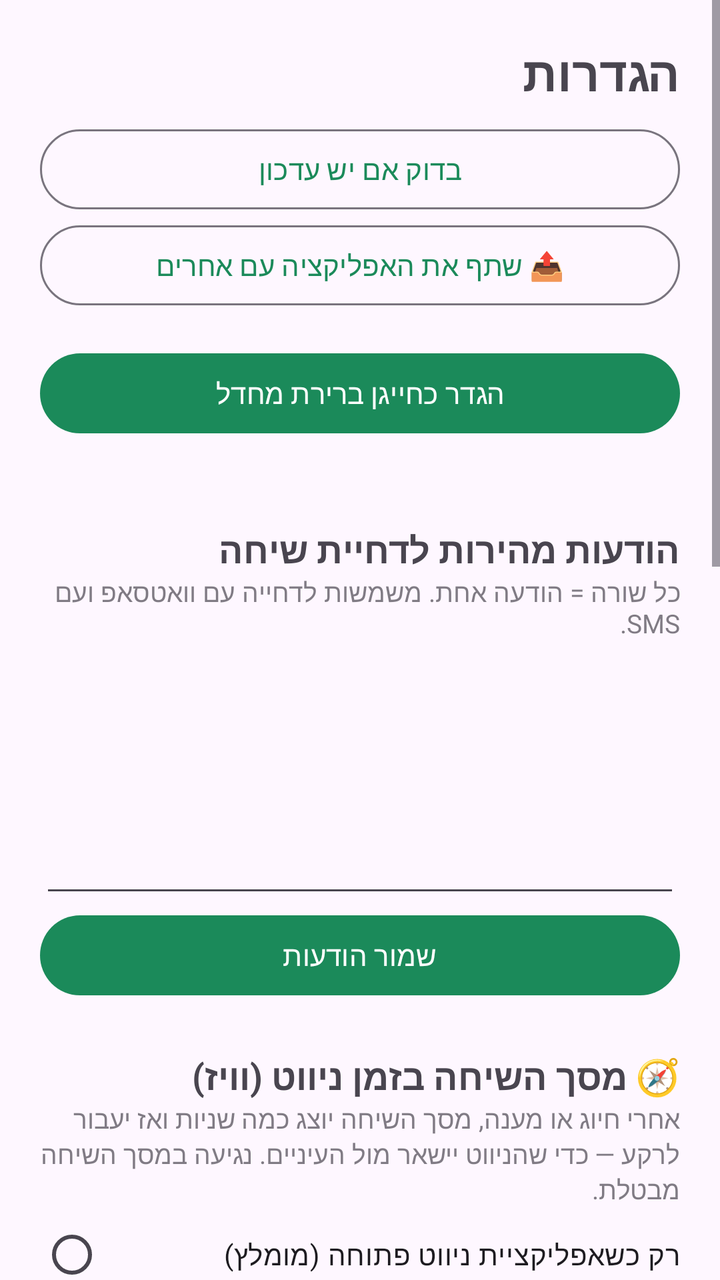
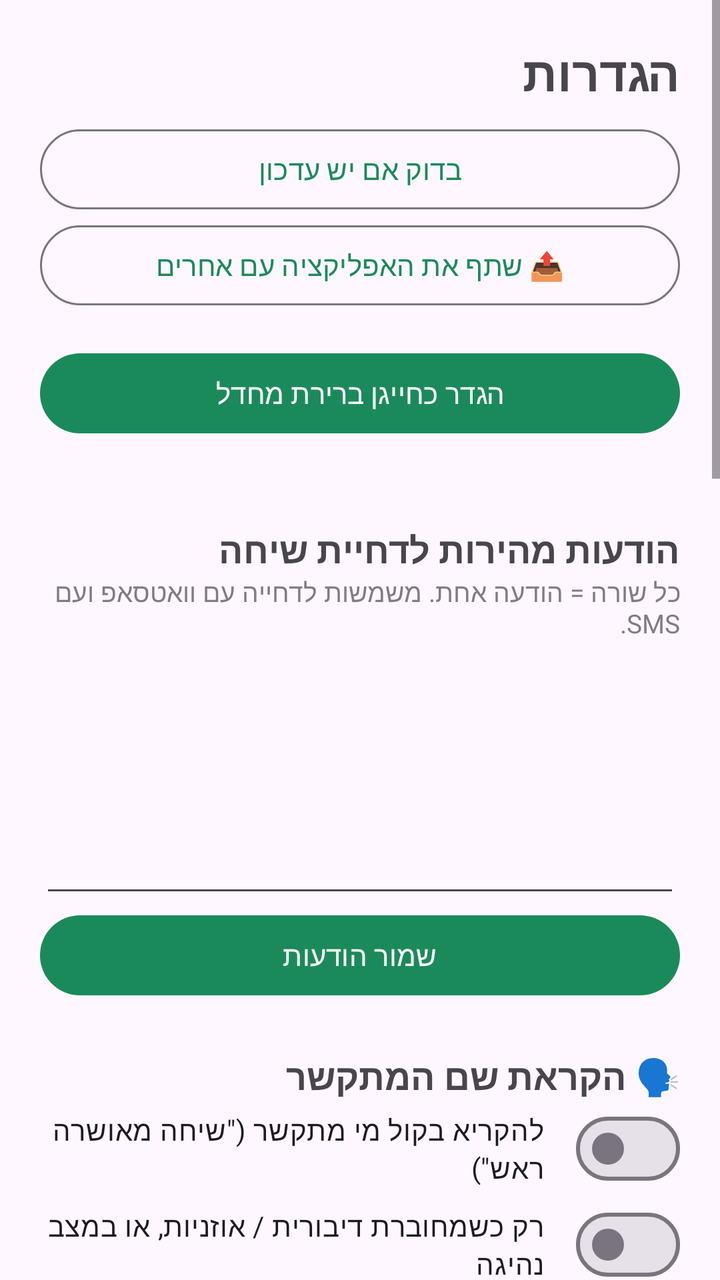

An Android layout rendered at two revisions. The XML below is the earlier revision; the diff shows what the commit changed to produce the second picture.
<!-- AndroidManifest.xml: application theme Theme.Dialer -->
<!-- res/layout/activity_settings.xml -->
<?xml version="1.0" encoding="utf-8"?>
<ScrollView xmlns:android="http://schemas.android.com/apk/res/android"
    xmlns:app="http://schemas.android.com/apk/res-auto"
    android:layout_width="match_parent"
    android:layout_height="match_parent"
    android:fitsSystemWindows="true">

    <LinearLayout
        android:layout_width="match_parent"
        android:layout_height="wrap_content"
        android:orientation="vertical"
        android:padding="20dp">

        <TextView
            android:layout_width="match_parent"
            android:layout_height="wrap_content"
            android:text="הגדרות"
            android:textSize="24sp"
            android:textStyle="bold" />

        <com.google.android.material.button.MaterialButton
            android:id="@+id/btnUpdate"
            android:layout_width="match_parent"
            android:layout_height="wrap_content"
            android:layout_marginTop="16dp"
            android:text="🔴 עדכון זמין — עדכן עכשיו"
            android:textColor="@android:color/white"
            android:visibility="gone"
            app:backgroundTint="#FFE53935" />

        <com.google.android.material.button.MaterialButton
            android:id="@+id/btnCheckUpdate"
            style="@style/Widget.Material3.Button.OutlinedButton"
            android:layout_width="match_parent"
            android:layout_height="wrap_content"
            android:layout_marginTop="8dp"
            android:text="בדוק אם יש עדכון" />

        <com.google.android.material.button.MaterialButton
            android:id="@+id/btnShareApp"
            style="@style/Widget.Material3.Button.OutlinedButton"
            android:layout_width="match_parent"
            android:layout_height="wrap_content"
            android:text="📤 שתף את האפליקציה עם אחרים" />

        <com.google.android.material.button.MaterialButton
            android:id="@+id/btnDefault"
            android:layout_width="match_parent"
            android:layout_height="wrap_content"
            android:layout_marginTop="16dp"
            android:text="הגדר כחייגן ברירת מחדל" />

        <TextView
            android:id="@+id/defaultStatus"
            android:layout_width="match_parent"
            android:layout_height="wrap_content"
            android:textSize="13sp" />

        <TextView
            android:layout_width="match_parent"
            android:layout_height="wrap_content"
            android:layout_marginTop="24dp"
            android:text="הודעות מהירות לדחיית שיחה"
            android:textSize="18sp"
            android:textStyle="bold" />

        <TextView
            android:layout_width="match_parent"
            android:layout_height="wrap_content"
            android:alpha="0.7"
            android:text="כל שורה = הודעה אחת. משמשות לדחייה עם וואטסאפ ועם SMS."
            android:textSize="13sp" />

        <EditText
            android:id="@+id/editMessages"
            android:layout_width="match_parent"
            android:layout_height="wrap_content"
            android:layout_marginTop="8dp"
            android:gravity="top|start"
            android:inputType="textMultiLine|textCapSentences"
            android:minLines="5" />

        <com.google.android.material.button.MaterialButton
            android:id="@+id/btnSave"
            android:layout_width="match_parent"
            android:layout_height="wrap_content"
            android:text="שמור הודעות" />

        
        <TextView
            android:layout_width="match_parent"
            android:layout_height="wrap_content"
            android:layout_marginTop="24dp"
            android:text="🧭 מסך השיחה בזמן ניווט (וויז)"
            android:textSize="18sp"
            android:textStyle="bold" />

        <TextView
            android:layout_width="match_parent"
            android:layout_height="wrap_content"
            android:alpha="0.7"
            android:text="אחרי חיוג או מענה, מסך השיחה יוצג כמה שניות ואז יעבור לרקע — כדי שהניווט יישאר מול העיניים. נגיעה במסך השיחה מבטלת."
            android:textSize="13sp" />

        <RadioGroup
            android:id="@+id/autoBgMode"
            android:layout_width="match_parent"
            android:layout_height="wrap_content">

            <RadioButton
                android:id="@+id/autoBgNav"
                android:layout_width="match_parent"
                android:layout_height="wrap_content"
                android:text="רק כשאפליקציית ניווט פתוחה (מומלץ)" />

            <RadioButton
                android:id="@+id/autoBgAlways"
                android:layout_width="match_parent"
                android:layout_height="wrap_content"
                android:text="תמיד — לחזור לאפליקציה שהייתה פתוחה" />

            <RadioButton
                android:id="@+id/autoBgOff"
                android:layout_width="match_parent"
                android:layout_height="wrap_content"
                android:text="כבוי" />
        </RadioGroup>

        <TextView
            android:id="@+id/autoBgSecondsLabel"
            android:layout_width="match_parent"
            android:layout_height="wrap_content"
            android:layout_marginTop="6dp"
            android:textSize="14sp" />

        <com.google.android.material.slider.Slider
            android:id="@+id/autoBgSeconds"
            android:layout_width="match_parent"
            android:layout_height="wrap_content"
            android:stepSize="1"
            android:valueFrom="2"
            android:valueTo="15" />

        <com.google.android.material.button.MaterialButton
            android:id="@+id/btnNavApps"
            style="@style/Widget.Material3.Button.OutlinedButton"
            android:layout_width="match_parent"
            android:layout_height="wrap_content"
            android:text="בחר אפליקציות ניווט / שכבה עליונה" />

        <com.google.android.material.button.MaterialButton
            android:id="@+id/btnUsageAccess"
            style="@style/Widget.Material3.Button.TonalButton"
            android:layout_width="match_parent"
            android:layout_height="wrap_content" />

        
        <TextView
            android:layout_width="match_parent"
            android:layout_height="wrap_content"
            android:layout_marginTop="24dp"
            android:text="🚗 מצב נהיגה — חיוג קולי"
            android:textSize="18sp"
            android:textStyle="bold" />

        <com.google.android.material.materialswitch.MaterialSwitch
            android:id="@+id/switchDirect"
            android:layout_width="match_parent"
            android:layout_height="wrap_content"
            android:text="פקודה ישירה בלי מילת הפעלה (&quot;תתקשר לאושרה ראש&quot;)" />

        <TextView
            android:layout_width="match_parent"
            android:layout_height="wrap_content"
            android:layout_marginTop="8dp"
            android:alpha="0.7"
            android:text="מילת הפעלה (מילה אחת או שתיים). עדיף מילה מוכרת וברורה, למשל: טלפון, חייגן, היי טלפון"
            android:textSize="13sp" />

        <EditText
            android:id="@+id/editWake"
            android:layout_width="match_parent"
            android:layout_height="wrap_content"
            android:inputType="text"
            android:maxLines="1" />

        <com.google.android.material.button.MaterialButton
            android:id="@+id/btnSaveWake"
            style="@style/Widget.Material3.Button.TonalButton"
            android:layout_width="match_parent"
            android:layout_height="wrap_content"
            android:text="שמור מילת הפעלה" />

        <com.google.android.material.button.MaterialButton
            android:id="@+id/btnTestVoice"
            style="@style/Widget.Material3.Button.OutlinedButton"
            android:layout_width="match_parent"
            android:layout_height="wrap_content"
            android:text="🎤 בדיקה: מה הטלפון שומע?" />

        <com.google.android.material.button.MaterialButton
            android:id="@+id/btnRecordings"
            style="@style/Widget.Material3.Button.OutlinedButton"
            android:layout_width="match_parent"
            android:layout_height="wrap_content"
            android:layout_marginTop="24dp"
            android:text="📼 הקלטות שיחה" />

        <com.google.android.material.button.MaterialButton
            android:id="@+id/btnBlocked"
            style="@style/Widget.Material3.Button.OutlinedButton"
            android:layout_width="match_parent"
            android:layout_height="wrap_content"
            android:layout_marginTop="24dp"
            android:text="מספרים חסומים" />

        <com.google.android.material.button.MaterialButton
            android:id="@+id/btnAppSettings"
            style="@style/Widget.Material3.Button.OutlinedButton"
            android:layout_width="match_parent"
            android:layout_height="wrap_content"
            android:text="הרשאות האפליקציה" />

        <TextView
            android:id="@+id/versionText"
            android:layout_width="match_parent"
            android:layout_height="wrap_content"
            android:layout_marginTop="24dp"
            android:alpha="0.6"
            android:gravity="center"
            android:textSize="12sp" />
    </LinearLayout>
</ScrollView>
<!-- resources referenced by this layout -->
<resources>
  <style name="Theme.Dialer" parent="Theme.Material3.DayNight.NoActionBar">
          <item name="colorPrimary">@color/brand</item>
          <item name="colorSecondary">@color/brand</item>
          <item name="android:statusBarColor">?android:attr/colorBackground</item>
      </style>
  <color name="brand">#FF1B8A5A</color>
</resources>

<!-- the commit's change to res/layout/activity_settings.xml (unified diff, before → after) -->
@@ -91,6 +91,49 @@
             android:layout_width="match_parent"
             android:layout_height="wrap_content"
             android:layout_marginTop="24dp"
+            android:text="🗣 הקראת שם המתקשר"
+            android:textSize="18sp"
+            android:textStyle="bold" />
+
+        <com.google.android.material.materialswitch.MaterialSwitch
+            android:id="@+id/switchAnnounce"
+            android:layout_width="match_parent"
+            android:layout_height="wrap_content"
+            android:text="להקריא בקול מי מתקשר (&quot;שיחה מאושרה ראש&quot;)" />
+
+        <com.google.android.material.materialswitch.MaterialSwitch
+            android:id="@+id/switchAnnounceExt"
+            android:layout_width="match_parent"
+            android:layout_height="wrap_content"
+            android:text="רק כשמחוברת דיבורית / אוזניות, או במצב נהיגה" />
+
+        <TextView
+            android:id="@+id/announceRepeatLabel"
+            android:layout_width="match_parent"
+            android:layout_height="wrap_content"
+            android:layout_marginTop="6dp"
+            android:textSize="14sp" />
+
+        <com.google.android.material.slider.Slider
+            android:id="@+id/announceRepeat"
+            android:layout_width="match_parent"
+            android:layout_height="wrap_content"
+            android:stepSize="1"
+            android:valueFrom="1"
+            android:valueTo="5" />
+
+        <com.google.android.material.button.MaterialButton
+            android:id="@+id/btnTestAnnounce"
+            style="@style/Widget.Material3.Button.OutlinedButton"
+            android:layout_width="match_parent"
+            android:layout_height="wrap_content"
+            android:text="🔊 השמע דוגמה" />
+
+        
+        <TextView
+            android:layout_width="match_parent"
+            android:layout_height="wrap_content"
+            android:layout_marginTop="24dp"
             android:text="🧭 מסך השיחה בזמן ניווט (וויז)"
             android:textSize="18sp"
             android:textStyle="bold" />
